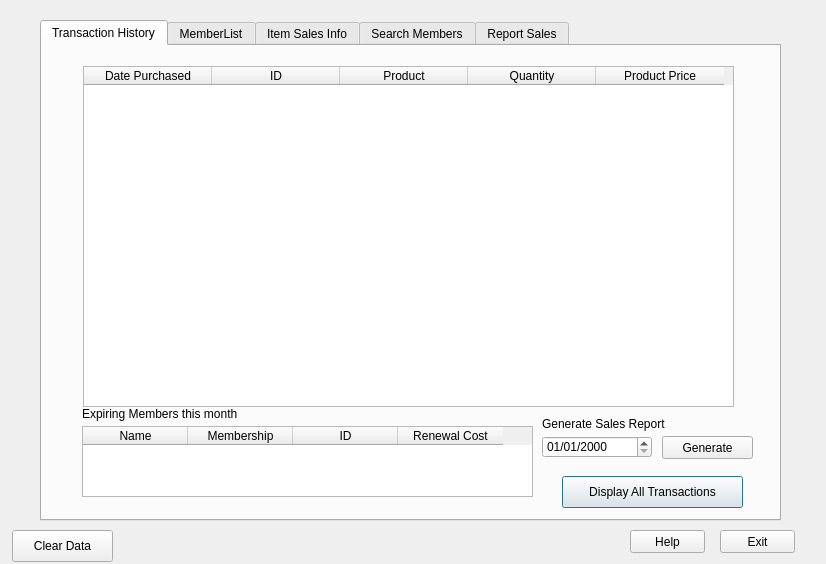
The window that WarehouseIO/mainprogram.ui (mulvaneya7/Bad-Badgers) describes before a commit, drawn with Qt 5.
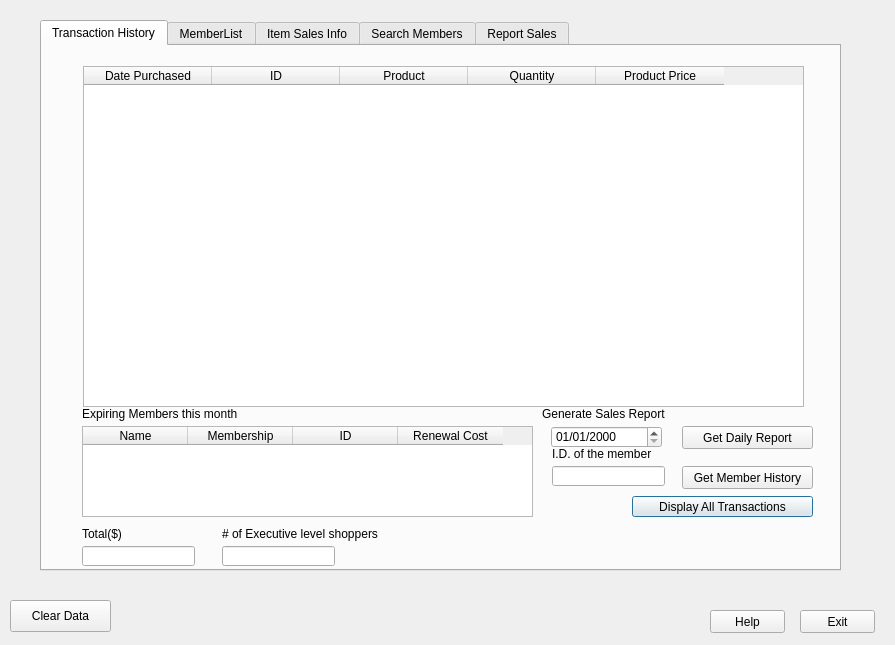
The same window after the commit. The open tabs and pages were chosen to show the change.

Patch:
```diff
--- a/WarehouseIO/mainprogram.ui
+++ b/WarehouseIO/mainprogram.ui
@@ -6,8 +6,8 @@
    <rect>
     <x>0</x>
     <y>0</y>
-    <width>826</width>
-    <height>564</height>
+    <width>895</width>
+    <height>645</height>
    </rect>
   </property>
   <property name="windowTitle">
@@ -18,8 +18,8 @@
     <rect>
      <x>40</x>
      <y>20</y>
-     <width>741</width>
-     <height>501</height>
+     <width>801</width>
+     <height>551</height>
     </rect>
    </property>
    <property name="contextMenuPolicy">
@@ -37,7 +37,7 @@
       <rect>
        <x>41</x>
        <y>20</y>
-       <width>651</width>
+       <width>721</width>
        <height>341</height>
       </rect>
      </property>
@@ -79,9 +79,9 @@
     <widget class="QDateEdit" name="DateInput">
      <property name="geometry">
       <rect>
-       <x>500</x>
-       <y>390</y>
-       <width>110</width>
+       <x>509</x>
+       <y>380</y>
+       <width>111</width>
        <height>22</height>
       </rect>
      </property>
@@ -92,14 +92,14 @@
     <widget class="QPushButton" name="GenerateReport">
      <property name="geometry">
       <rect>
-       <x>620</x>
-       <y>390</y>
-       <width>91</width>
+       <x>640</x>
+       <y>380</y>
+       <width>131</width>
        <height>23</height>
       </rect>
      </property>
      <property name="text">
-      <string>Generate</string>
+      <string>Get Daily Report</string>
      </property>
      <property name="autoDefault">
       <bool>false</bool>
@@ -109,7 +109,7 @@
      <property name="geometry">
       <rect>
        <x>500</x>
-       <y>370</y>
+       <y>360</y>
        <width>141</width>
        <height>16</height>
       </rect>
@@ -124,7 +124,7 @@
        <x>40</x>
        <y>380</y>
        <width>451</width>
-       <height>71</height>
+       <height>91</height>
       </rect>
      </property>
      <property name="editTriggers">
@@ -176,16 +176,111 @@
     <widget class="QPushButton" name="PrintTransaction">
      <property name="geometry">
       <rect>
-       <x>520</x>
-       <y>430</y>
+       <x>590</x>
+       <y>450</y>
        <width>181</width>
-       <height>32</height>
+       <height>21</height>
       </rect>
      </property>
      <property name="text">
       <string>Display All Transactions</string>
      </property>
     </widget>
+    <widget class="QPushButton" name="getMemberHistory">
+     <property name="geometry">
+      <rect>
+       <x>640</x>
+       <y>420</y>
+       <width>131</width>
+       <height>23</height>
+      </rect>
+     </property>
+     <property name="text">
+      <string>Get Member History</string>
+     </property>
+    </widget>
+    <widget class="QLineEdit" name="IDmemberSearchin">
+     <property name="geometry">
+      <rect>
+       <x>510</x>
+       <y>420</y>
+       <width>113</width>
+       <height>20</height>
+      </rect>
+     </property>
+    </widget>
+    <widget class="QLabel" name="label_2">
+     <property name="geometry">
+      <rect>
+       <x>510</x>
+       <y>400</y>
+       <width>141</width>
+       <height>16</height>
+      </rect>
+     </property>
+     <property name="text">
+      <string>I.D. of the member</string>
+     </property>
+    </widget>
+    <widget class="QLineEdit" name="HistoryTotal">
+     <property name="geometry">
+      <rect>
+       <x>40</x>
+       <y>500</y>
+       <width>113</width>
+       <height>20</height>
+      </rect>
+     </property>
+    </widget>
+    <widget class="QLabel" name="TotalLabel">
+     <property name="geometry">
+      <rect>
+       <x>40</x>
+       <y>480</y>
+       <width>111</width>
+       <height>16</height>
+      </rect>
+     </property>
+     <property name="text">
+      <string>Total($)</string>
+     </property>
+    </widget>
+    <widget class="QLineEdit" name="NumExecutiveShop">
+     <property name="geometry">
+      <rect>
+       <x>180</x>
+       <y>500</y>
+       <width>113</width>
+       <height>20</height>
+      </rect>
+     </property>
+    </widget>
+    <widget class="QLabel" name="ofexecutiveLabel">
+     <property name="geometry">
+      <rect>
+       <x>180</x>
+       <y>480</y>
+       <width>181</width>
+       <height>16</height>
+      </rect>
+     </property>
+     <property name="text">
+      <string># of Executive level shoppers</string>
+     </property>
+    </widget>
+    <widget class="QLabel" name="TransactionListerror">
+     <property name="geometry">
+      <rect>
+       <x>640</x>
+       <y>360</y>
+       <width>121</width>
+       <height>16</height>
+      </rect>
+     </property>
+     <property name="text">
+      <string/>
+     </property>
+    </widget>
    </widget>
    <widget class="QWidget" name="MemberList">
     <attribute name="title">
@@ -1149,8 +1244,8 @@
   <widget class="QPushButton" name="Help">
    <property name="geometry">
     <rect>
-     <x>630</x>
-     <y>530</y>
+     <x>710</x>
+     <y>610</y>
      <width>75</width>
      <height>23</height>
     </rect>
@@ -1162,8 +1257,8 @@
   <widget class="QPushButton" name="Exit">
    <property name="geometry">
     <rect>
-     <x>720</x>
-     <y>530</y>
+     <x>800</x>
+     <y>610</y>
      <width>75</width>
      <height>23</height>
     </rect>
@@ -1175,8 +1270,8 @@
   <widget class="QPushButton" name="ClearData">
    <property name="geometry">
     <rect>
-     <x>12</x>
-     <y>530</y>
+     <x>10</x>
+     <y>600</y>
      <width>101</width>
      <height>32</height>
     </rect>
```
Left out of the diff: 159 changed lines with no effect on the pictures.
